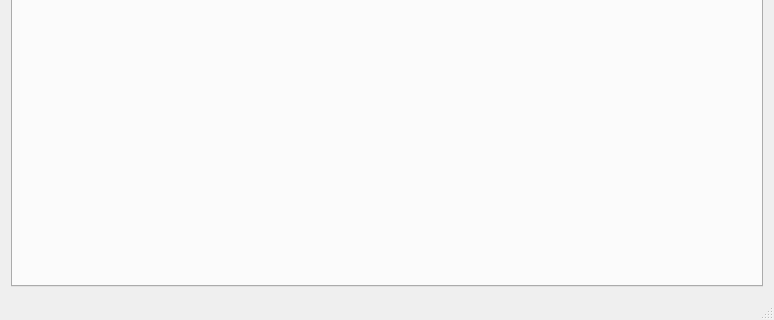
Before: the Qt Designer form mac-manager/forms/mainwindow.ui in viocost/islands, drawn with Qt 5; both pictures show x 0 to 774 and y 335 to 655 of the 774 by 655 pixel window.
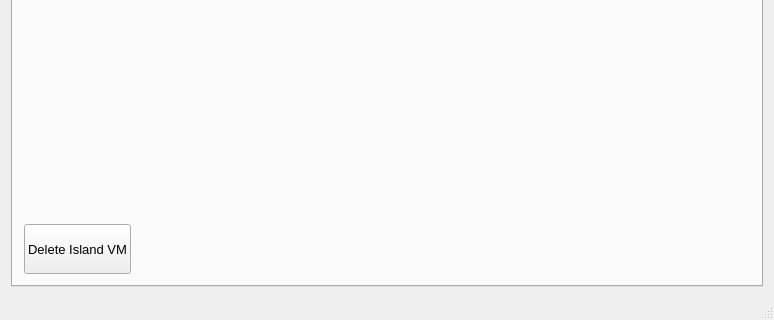
After: the same form once the commit is applied. The open tabs and pages were chosen to show the change. Icons and pictures are not drawn.

Diff of the .ui file:
```diff
--- a/mac-manager/forms/mainwindow.ui
+++ b/mac-manager/forms/mainwindow.ui
@@ -706,6 +706,40 @@
           </property>
          </spacer>
         </item>
+        <item>
+         <layout class="QHBoxLayout" name="horizontalLayout_9">
+          <item>
+           <widget class="QPushButton" name="deleteIslandButton">
+            <property name="minimumSize">
+             <size>
+              <width>0</width>
+              <height>50</height>
+             </size>
+            </property>
+            <property name="text">
+             <string>Delete Island VM</string>
+            </property>
+            <property name="icon">
+             <iconset resource="resources.qrc">
+              <normaloff>:/images/error</normaloff>:/images/error</iconset>
+            </property>
+           </widget>
+          </item>
+          <item>
+           <spacer name="horizontalSpacer_2">
+            <property name="orientation">
+             <enum>Qt::Horizontal</enum>
+            </property>
+            <property name="sizeHint" stdset="0">
+             <size>
+              <width>40</width>
+              <height>20</height>
+             </size>
+            </property>
+           </spacer>
+          </item>
+         </layout>
+        </item>
        </layout>
       </widget>
      </widget>
```
Left out of the diff: 2 changed lines with no effect on the pictures.
